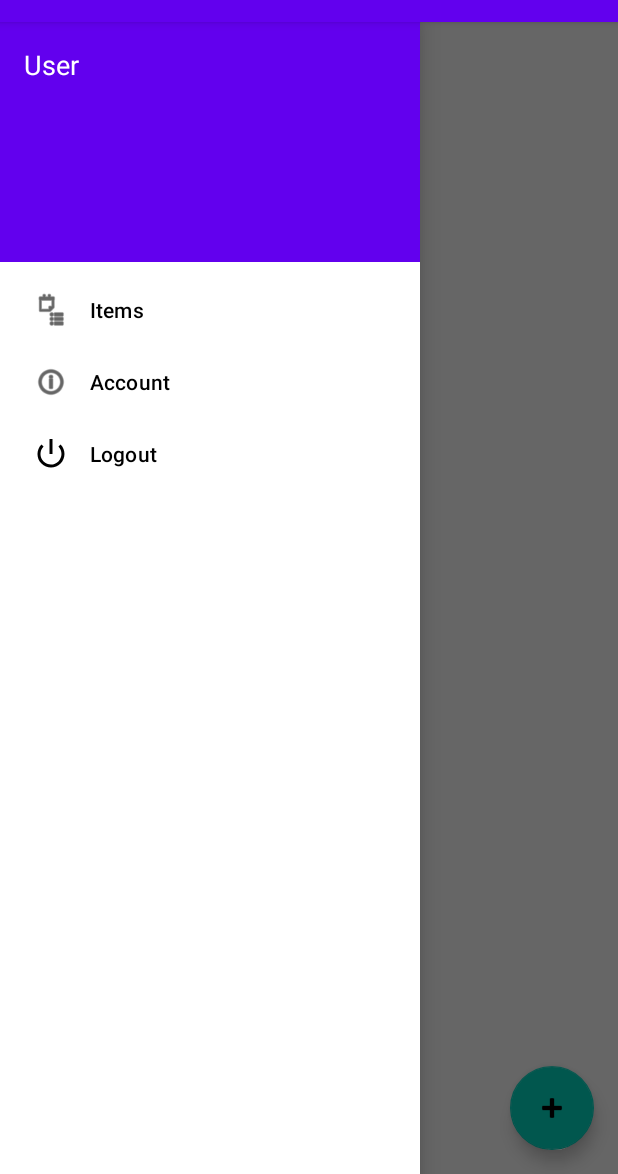
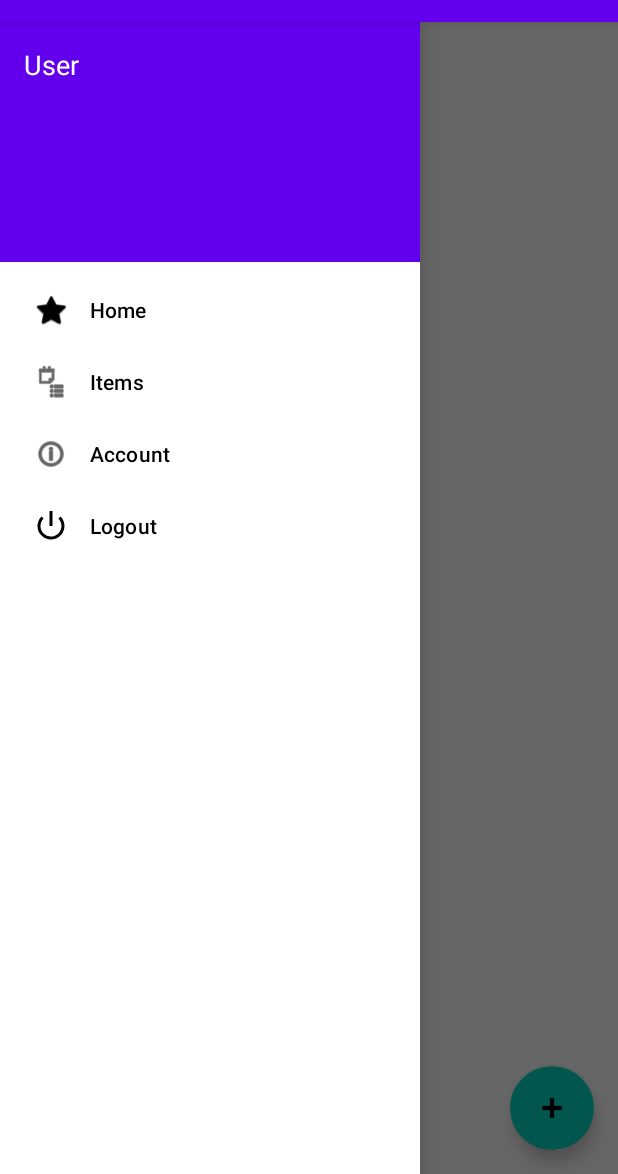
Before and after one commit to BenWeaverPSU/practice4, an Android app built with Jetpack Compose: the fragment ItemListFragment placed in its activity, with the side drawer open, on a phone screen of 412 x 824 dp, the part 62-1236 px from its top. Run offline under Robolectric (Android 15) with nearby library versions, the phone set to English and light mode, and no system bars; our stand-ins replace Firebase (no records; nobody signed in at launch, a user with empty details on screens opened directly).

Commit message:
Added realtime crud ops and added recent added items to home page.

```diff
--- a/app/src/main/java/com/example/practice4/HomeFragment.kt
+++ b/app/src/main/java/com/example/practice4/HomeFragment.kt
@@ -4,15 +4,61 @@ import android.os.Bundle
 import android.view.LayoutInflater
 import android.view.View
 import android.view.ViewGroup
+import android.widget.Toast
 import androidx.fragment.app.Fragment
+import androidx.recyclerview.widget.LinearLayoutManager
+import androidx.recyclerview.widget.RecyclerView
+import com.google.firebase.auth.FirebaseAuth
+import com.google.firebase.firestore.FirebaseFirestore
 
 class HomeFragment : Fragment() {
 
+    private lateinit var recyclerView: RecyclerView
+    private lateinit var adapter: ItemAdapter
+    private lateinit var db: FirebaseFirestore
+    private val recentItems = mutableListOf<Item>()
+
     override fun onCreateView(
-        inflater: LayoutInflater,
-        container: ViewGroup?,
+        inflater: LayoutInflater, container: ViewGroup?,
         savedInstanceState: Bundle?
     ): View? {
-        return inflater.inflate(R.layout.fragment_home, container, false)
+        val view = inflater.inflate(R.layout.fragment_home, container, false)
+
+        recyclerView = view.findViewById(R.id.recyclerViewRecent)
+        recyclerView.layoutManager = LinearLayoutManager(requireContext())
+
+        db = FirebaseFirestore.getInstance()
+
+        adapter = ItemAdapter(
+            recentItems,
+            onItemClick = { /* optional */ },
+            onDelete = { /* no delete on home */ }
+        )
+        recyclerView.adapter = adapter
+
+        loadRecentItems()
+
+        return view
+    }
+
+    private fun loadRecentItems() {
+        val userId = FirebaseAuth.getInstance().currentUser?.uid ?: return
+
+        db.collection("users").document(userId).collection("items")
+            .orderBy("timestamp", com.google.firebase.firestore.Query.Direction.DESCENDING)
+            .limit(10)
+            .get()
+            .addOnSuccessListener { result ->
+                recentItems.clear()
+                for (doc in result) {
+                    val item = doc.toObject(Item::class.java)
+                    item.id = doc.id
+                    recentItems.add(item)
+                }
+                adapter.notifyDataSetChanged()
+            }
+            .addOnFailureListener {
+                Toast.makeText(requireContext(), "Failed to load recent items", Toast.LENGTH_SHORT).show()
+            }
     }
 }
--- a/app/src/main/java/com/example/practice4/ItemListFragment.kt
+++ b/app/src/main/java/com/example/practice4/ItemListFragment.kt
@@ -16,7 +16,8 @@ class ItemListFragment : Fragment() {
 
     private lateinit var recyclerView: RecyclerView
     private lateinit var adapter: ItemAdapter
-    private val db = FirebaseFirestore.getInstance()
+    private lateinit var db: FirebaseFirestore
+
     private val itemList = mutableListOf<Item>()
 
     override fun onCreateView(
@@ -27,7 +28,20 @@ class ItemListFragment : Fragment() {
 
         recyclerView = view.findViewById(R.id.recyclerView)
         recyclerView.layoutManager = LinearLayoutManager(requireContext())
-        adapter = ItemAdapter(itemList) { item -> deleteItem(item) }
+
+        db = FirebaseFirestore.getInstance()
+
+        adapter = ItemAdapter(
+            itemList,
+            onItemClick = { item ->
+                // Optional: handle regular click
+                Toast.makeText(requireContext(), "Clicked: ${item.name}", Toast.LENGTH_SHORT).show()
+            },
+            onDelete = { item ->
+                deleteItem(item)
+            }
+        )
+
         recyclerView.adapter = adapter
 
         view.findViewById<FloatingActionButton>(R.id.fab_add_item).setOnClickListener {
@@ -41,13 +55,18 @@ class ItemListFragment : Fragment() {
 
     private fun loadItems() {
         val userId = FirebaseAuth.getInstance().currentUser?.uid ?: return
+
         db.collection("users").document(userId).collection("items")
-            .get()
-            .addOnSuccessListener { result ->
+            .addSnapshotListener { snapshots, e ->
+                if (e != null) {
+                    Toast.makeText(requireContext(), "Listen failed: ${e.message}", Toast.LENGTH_SHORT).show()
+                    return@addSnapshotListener
+                }
+
                 itemList.clear()
-                for (document in result) {
-                    val item = document.toObject(Item::class.java)
-                    item.id = document.id
+                for (doc in snapshots!!) {
+                    val item = doc.toObject(Item::class.java)
+                    item.id = doc.id
                     itemList.add(item)
                 }
                 adapter.notifyDataSetChanged()
@@ -71,18 +90,21 @@ class ItemListFragment : Fragment() {
 
     private fun addItem(name: String) {
         val userId = FirebaseAuth.getInstance().currentUser?.uid ?: return
-        val newItem = hashMapOf("name" to name)
+        val newItem = hashMapOf(
+            "name" to name,
+            "timestamp" to System.currentTimeMillis()
+        )
 
         db.collection("users").document(userId).collection("items")
             .add(newItem)
             .addOnSuccessListener {
                 Toast.makeText(requireContext(), "Item added", Toast.LENGTH_SHORT).show()
-                loadItems()
             }
             .addOnFailureListener {
                 Toast.makeText(requireContext(), "Failed to add item", Toast.LENGTH_SHORT).show()
             }
     }
+
 
     private fun deleteItem(item: Item) {
         val userId = FirebaseAuth.getInstance().currentUser?.uid ?: return
@@ -92,10 +114,10 @@ class ItemListFragment : Fragment() {
             .delete()
             .addOnSuccessListener {
                 Toast.makeText(requireContext(), "Item deleted", Toast.LENGTH_SHORT).show()
-                loadItems()
             }
             .addOnFailureListener {
                 Toast.makeText(requireContext(), "Failed to delete item", Toast.LENGTH_SHORT).show()
             }
     }
+
 }
--- a/app/src/main/res/menu/drawer_menu.xml
+++ b/app/src/main/res/menu/drawer_menu.xml
@@ -1,4 +1,8 @@
 <menu xmlns:android="http://schemas.android.com/apk/res/android">
+    <item
+        android:id="@+id/nav_home"
+        android:title="Home"
+        android:icon="@android:drawable/btn_star"/>
     <item android:id="@+id/nav_items"
         android:title="Items"
         android:icon="@android:drawable/ic_menu_agenda" />
--- a/app/src/main/res/values/colors.xml
+++ b/app/src/main/res/values/colors.xml
@@ -7,4 +7,5 @@
     <color name="teal_700">#FF018786</color>
     <color name="black">#FF000000</color>
     <color name="white">#FFFFFFFF</color>
+    <color name="selectedItem">#FFCDD2</color> <!-- light red -->
 </resources>
--- a/app/src/main/res/values/strings.xml
+++ b/app/src/main/res/values/strings.xml
@@ -4,4 +4,7 @@
     <string name="navigation_drawer_close">Close navigation drawer</string>
     <string name="home">Home</string>
     <string name="logout">Logout</string>
+    <string name="delete">Delete</string>
+    <string name="delete_confirm">Delete this item?</string>
+    <string name="cancel">Cancel</string>
 </resources>
```
Also changed, not shown: app/src/main/java/com/example/practice4/ItemAdapter.kt (+26 -5 lines), app/src/main/res/layout/fragment_home.xml (+13 -6 lines).
